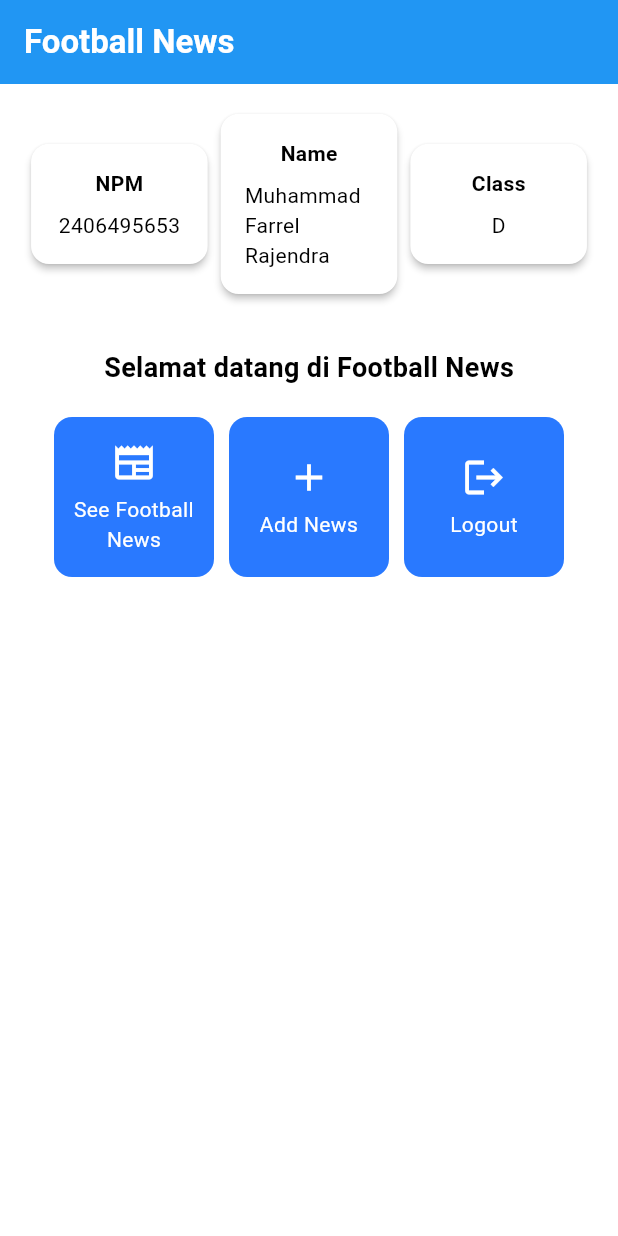
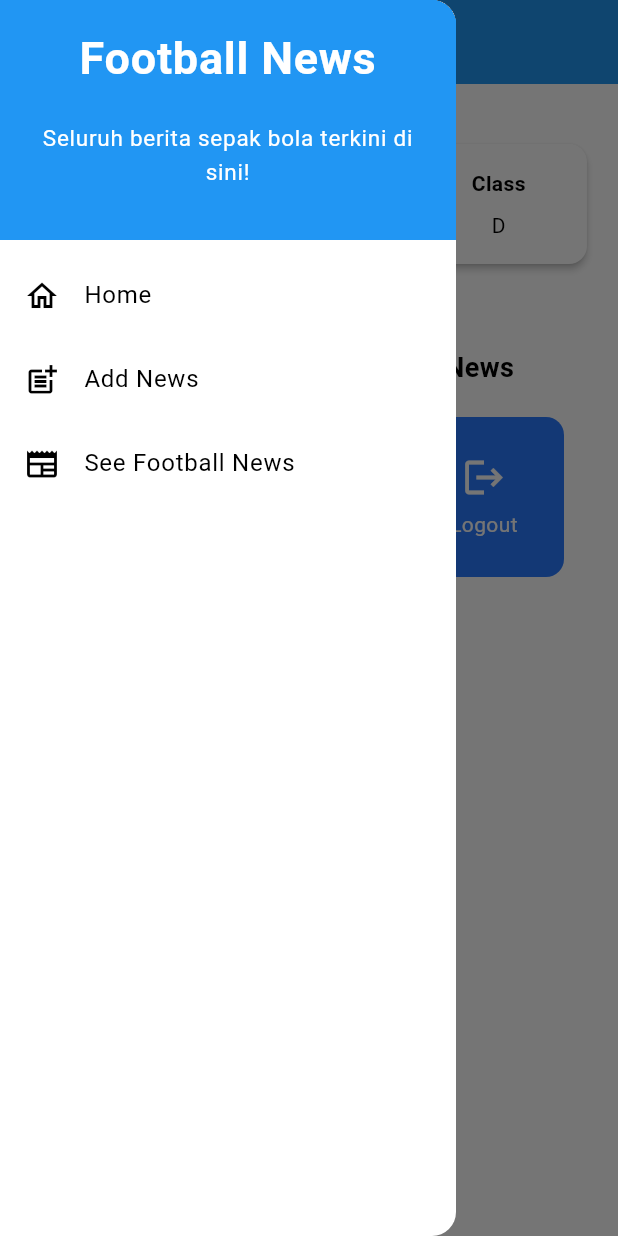
Before and after one commit to farrelzzz/football-news-mobile, a Flutter app: the screen it shows after launch, with the side drawer open (before the commit the screen has no drawer), on a phone screen of 412 x 824 dp. Run offline on Flutter 3.47's test engine with Material 3 defaults, Android fonts, the phone set to English and light mode, and no system bars.

Commit message:
todo belum selesai

```diff
--- a/lib/main.dart
+++ b/lib/main.dart
@@ -1,5 +1,5 @@
 import 'package:flutter/material.dart';
-import 'package:football_news/menu.dart';
+import 'package:football_news/screens/menu.dart';
 
 void main() {
   runApp(const MyApp());
--- a/lib/menu.dart
+++ b/lib/screens/menu.dart
@@ -1,4 +1,7 @@
 import 'package:flutter/material.dart';
+import 'package:football_news/widgets/left_drawer.dart';
+// import 'package:football_news/news_list.dart';
+import 'package:football_news/widgets/news_card.dart';
 
 class MyHomePage extends StatelessWidget {
   const MyHomePage({super.key});
@@ -30,6 +33,9 @@ class MyHomePage extends StatelessWidget {
         // Warna latar belakang AppBar diambil dari skema warna tema aplikasi.
         backgroundColor: Theme.of(context).colorScheme.primary,
       ),
+
+      drawer: LeftDrawer(),
+
       // Body halaman dengan padding di sekelilingnya.
       body: Padding(
         padding: const EdgeInsets.all(16.0),
@@ -124,55 +130,3 @@ class ItemHomepage {
 
   const ItemHomepage(this.name, this.icon);
 }
-
-class ItemCard extends StatelessWidget {
-  // menampilkan kartu dengan ikon dan nama
-  final ItemHomepage item;
-
-  const ItemCard(this.item, {super.key});
-
-  @override
-  Widget build(BuildContext context) {
-    return Material(
-      // Menentukan warna latar belakang dari tema aplikasi.
-      color: Theme.of(context).colorScheme.secondary,
-      // Membuat sudut kartu melengkung.
-      borderRadius: BorderRadius.circular(12),
-
-      child: InkWell(
-        // Aksi ketika kartu ditekan.
-        onTap: () {
-          // Menampilkan pesan SnackBar saat kartu ditekan.
-          ScaffoldMessenger.of(context)
-            ..hideCurrentSnackBar()
-            ..showSnackBar(
-                SnackBar(content: Text("Kamu telah menekan tombol ${item.name}!"))
-            );
-        },
-        // Container untuk menyimpan Icon dan Text
-        child: Container(
-          padding: const EdgeInsets.all(8),
-          child: Center(
-            child: Column(
-              // Menyusun ikon dan teks di tengah kartu.
-              mainAxisAlignment: MainAxisAlignment.center,
-              children: [
-                Icon(
-                  item.icon,
-                  color: Colors.white,
-                  size: 30.0,
-                ),
-                const Padding(padding: EdgeInsets.all(3)),
-                Text(
-                  item.name,
-                  textAlign: TextAlign.center,
-                  style: const TextStyle(color: Colors.white),
-                ),
-              ],
-            ),
-          ),
-        ),
-      ),
-    );
-  }
-}
--- /dev/null
+++ b/lib/widgets/left_drawer.dart
@@ -0,0 +1,94 @@
+import 'package:flutter/material.dart';
+import 'package:football_news/screens/menu.dart';
+// TODO: Impor halaman NewsFormPage jika sudah dibuat
+import 'package:football_news/screens/news_list.dart';
+
+class LeftDrawer extends StatelessWidget {
+  const LeftDrawer({super.key});
+
+  @override
+  Widget build(BuildContext context) {
+    return Drawer(
+      child: ListView(
+        children: [
+          const DrawerHeader(
+            decoration: BoxDecoration(
+                color: Colors.blue,
+              ),
+              child: Column(
+                children: [
+                  Text(
+                    'Football News',
+                    textAlign: TextAlign.center,
+                    style: TextStyle(
+                      fontSize: 30,
+                      fontWeight: FontWeight.bold,
+                      color: Colors.white,
+                    ),
+                  ),
+
+                  Padding(padding: EdgeInsets.all(10)),
+
+                  Text(
+                    "Seluruh berita sepak bola terkini di sini!",
+                    // TODO: Tambahkan gaya teks dengan center alignment, font ukuran 15, warna putih, dan weight biasa
+                    textAlign:  TextAlign.center,
+                    style: TextStyle(
+                      fontSize: 15,
+                      color: Colors.white,
+                      fontWeight: FontWeight.normal,
+                    )
+                  ),
+                ],
+              ),
+          ),
+
+          ListTile(
+            leading: const Icon(Icons.home_outlined),
+            title: const Text('Home'),
+            // Bagian redirection ke MyHomePage
+            onTap: () {
+              Navigator.pushReplacement(
+                context,
+                MaterialPageRoute(
+                  builder: (context) => MyHomePage(),
+                )
+              );
+            },
+          ),
+
+          ListTile(
+            leading: const Icon(Icons.post_add),
+            title: const Text('Add News'),
+            // Bagian redirection ke NewsFormPage
+            onTap: () {
+              /*
+              TODO: Buatlah routing ke NewsFormPage di sini,
+              setelah halaman NewsFormPage sudah dibuat.
+              */
+              Navigator.push(
+                context,
+                MaterialPageRoute(
+                  builder: (context) => NewsFormPage(),
+                )
+              );
+            },
+          ),
+
+          // TODO: Buat ListTile baru untuk ke halaman melihat news
+          ListTile(
+            leading: const Icon(Icons.newspaper_outlined),
+            title: const Text('See Football News'),
+            // Bagian redirection ke ReadNewsPage gitu
+            onTap: () {
+               /*
+              TODO: Buatlah routing ke ReadNewsPage di sini,
+              setelah halaman ReadNewsPage sudah dibuat.
+              */
+            },
+          ),
+        ],
+      ),
+    );
+  }
+}
--- /dev/null
+++ b/lib/widgets/news_card.dart
@@ -0,0 +1,65 @@
+import 'package:flutter/material.dart';
+import 'package:football_news/screens/menu.dart';
+import 'package:football_news/screens/news_list.dart';
+
+class ItemCard extends StatelessWidget {
+  // menampilkan kartu dengan ikon dan nama
+  final ItemHomepage item;
+
+  const ItemCard(this.item, {super.key});
+
+  @override
+  Widget build(BuildContext context) {
+    return Material(
+      // Menentukan warna latar belakang dari tema aplikasi.
+      color: Theme.of(context).colorScheme.secondary,
+      // Membuat sudut kartu melengkung.
+      borderRadius: BorderRadius.circular(12),
+
+      child: InkWell(
+        // Aksi ketika kartu ditekan.
+        onTap: () {
+          // Menampilkan pesan SnackBar saat kartu ditekan.
+          ScaffoldMessenger.of(context)
+            ..hideCurrentSnackBar()
+            ..showSnackBar(
+                SnackBar(content: Text("Kamu telah menekan tombol ${item.name}!"))
+            );
+
+            if (item.name == "Add News") {
+            // TODO: Gunakan Navigator.push untuk melakukan navigasi ke MaterialPageRoute yang mencakup NewsFormPage.
+            Navigator.push(
+              context,
+              MaterialPageRoute(
+                builder: (context) => NewsFormPage(),
+              )
+            );
+          }
+        },
+        // Container untuk menyimpan Icon dan Text
+        child: Container(
+          padding: const EdgeInsets.all(8),
+          child: Center(
+            child: Column(
+              // Menyusun ikon dan teks di tengah kartu.
+              mainAxisAlignment: MainAxisAlignment.center,
+              children: [
+                Icon(
+                  item.icon,
+                  color: Colors.white,
+                  size: 30.0,
+                ),
+                const Padding(padding: EdgeInsets.all(3)),
+                Text(
+                  item.name,
+                  textAlign: TextAlign.center,
+                  style: const TextStyle(color: Colors.white),
+                ),
+              ],
+            ),
+          ),
+        ),
+      ),
+    );
+  }
+}
```
Also changed, not shown: lib/screens/news_list.dart (added, +218 -0 lines).
